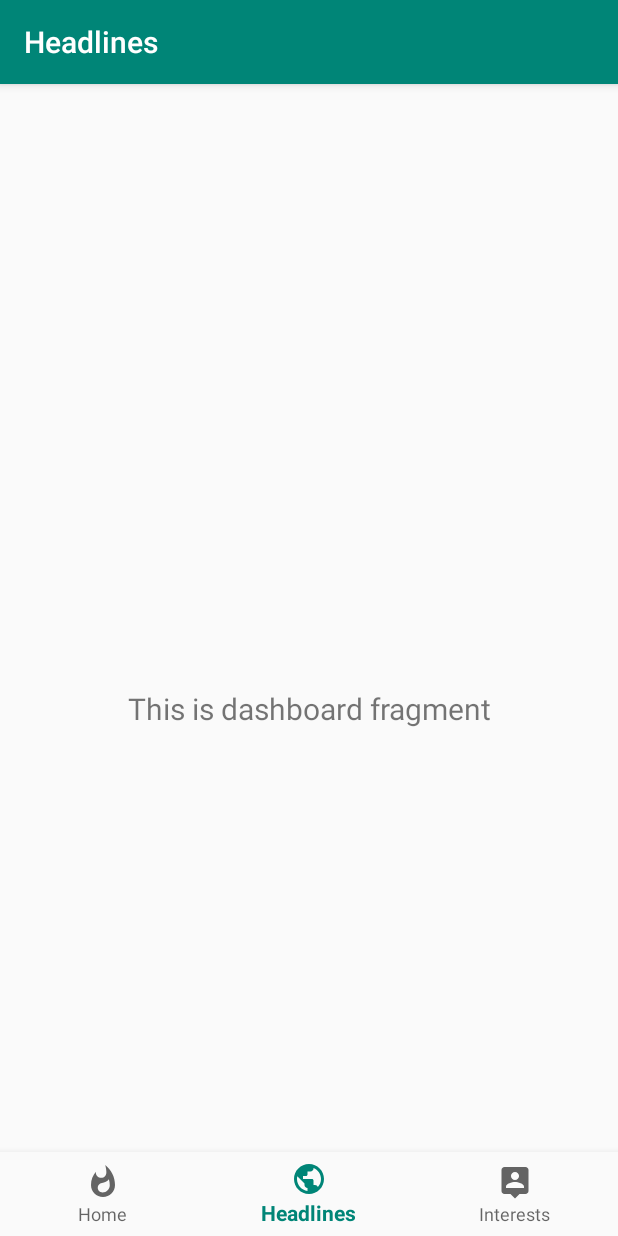
After one commit to shantudas/android-architecture-components-mvvm-retrofit-java, an Android app: the HeadlinesFragment screen opened through its navigation route, on a phone screen of 412 x 824 dp. The commit adds this screen. Run offline under Robolectric (Android 15) with nearby library versions, the phone set to English and light mode, and no system bars; our stand-ins replace navigation-ui.

Commit message:
bottom navigation implemented

```diff
--- a/app/build.gradle
+++ b/app/build.gradle
@@ -34,6 +34,10 @@ dependencies {
     implementation 'com.squareup.retrofit2:converter-gson:2.4.0'
     implementation 'com.google.code.gson:gson:2.8.5'
     implementation "android.arch.lifecycle:extensions:$lifecycle_version"
+    implementation 'com.android.support:design:28.0.0'
+    implementation 'android.arch.navigation:navigation-fragment:1.0.0'
+    implementation 'android.arch.navigation:navigation-ui:1.0.0'
+    implementation 'android.arch.lifecycle:extensions:1.1.1'
     testImplementation 'junit:junit:4.12'
     androidTestImplementation 'com.android.support.test:runner:1.0.2'
     androidTestImplementation 'com.android.support.test.espresso:espresso-core:3.0.2'
--- /dev/null
+++ b/app/src/main/java/com/snipex/shantu/androidarchitecturecomponentsmvvmretrofitwithjava/view/HomeActivity.java
@@ -0,0 +1,31 @@
+package com.snipex.shantu.androidarchitecturecomponentsmvvmretrofitwithjava.view;
+
+import android.os.Bundle;
+import android.support.design.widget.BottomNavigationView;
+import android.support.v7.app.AppCompatActivity;
+
+import androidx.navigation.NavController;
+import androidx.navigation.Navigation;
+import androidx.navigation.ui.AppBarConfiguration;
+import androidx.navigation.ui.NavigationUI;
+
+import com.snipex.shantu.androidarchitecturecomponentsmvvmretrofitwithjava.R;
+
+public class HomeActivity extends AppCompatActivity {
+
+    @Override
+    protected void onCreate(Bundle savedInstanceState) {
+        super.onCreate(savedInstanceState);
+        setContentView(R.layout.activity_home);
+        BottomNavigationView navView = findViewById(R.id.nav_view);
+        // Passing each menu ID as a set of Ids because each
+        // menu should be considered as top level destinations.
+        AppBarConfiguration appBarConfiguration = new AppBarConfiguration.Builder(
+                R.id.navigation_home, R.id.navigation_headlines, R.id.navigation_interests)
+                .build();
+        NavController navController = Navigation.findNavController(this, R.id.nav_host_fragment);
+        NavigationUI.setupActionBarWithNavController(this, navController, appBarConfiguration);
+        NavigationUI.setupWithNavController(navView, navController);
+    }
+
+}
--- /dev/null
+++ b/app/src/main/java/com/snipex/shantu/androidarchitecturecomponentsmvvmretrofitwithjava/view/ui/Headlines/HeadlinesFragment.java
@@ -0,0 +1,35 @@
+package com.snipex.shantu.androidarchitecturecomponentsmvvmretrofitwithjava.view.ui.Headlines;
+
+import android.os.Bundle;
+import android.view.LayoutInflater;
+import android.view.View;
+import android.view.ViewGroup;
+import android.widget.TextView;
+import android.support.annotation.NonNull;
+import android.support.annotation.Nullable;
+import android.support.v4.app.Fragment;
+import android.arch.lifecycle.Observer;
+import android.arch.lifecycle.ViewModelProviders;
+
+import com.snipex.shantu.androidarchitecturecomponentsmvvmretrofitwithjava.R;
+
+
+public class HeadlinesFragment extends Fragment {
+
+    private HeadlinesViewModel dashboardViewModel;
+
+    public View onCreateView(@NonNull LayoutInflater inflater,
+                             ViewGroup container, Bundle savedInstanceState) {
+        dashboardViewModel =
+                ViewModelProviders.of(this).get(HeadlinesViewModel.class);
+        View root = inflater.inflate(R.layout.fragment_dashboard, container, false);
+        final TextView textView = root.findViewById(R.id.text_dashboard);
+        dashboardViewModel.getText().observe(getViewLifecycleOwner(), new Observer<String>() {
+            @Override
+            public void onChanged(@Nullable String s) {
+                textView.setText(s);
+            }
+        });
+        return root;
+    }
+}
--- /dev/null
+++ b/app/src/main/java/com/snipex/shantu/androidarchitecturecomponentsmvvmretrofitwithjava/view/ui/Headlines/HeadlinesViewModel.java
@@ -0,0 +1,19 @@
+package com.snipex.shantu.androidarchitecturecomponentsmvvmretrofitwithjava.view.ui.Headlines;
+
+import android.arch.lifecycle.LiveData;
+import android.arch.lifecycle.MutableLiveData;
+import android.arch.lifecycle.ViewModel;
+
+public class HeadlinesViewModel extends ViewModel {
+
+    private MutableLiveData<String> mText;
+
+    public HeadlinesViewModel() {
+        mText = new MutableLiveData<>();
+        mText.setValue("This is dashboard fragment");
+    }
+
+    public LiveData<String> getText() {
+        return mText;
+    }
+}
--- /dev/null
+++ b/app/src/main/java/com/snipex/shantu/androidarchitecturecomponentsmvvmretrofitwithjava/view/ui/home/HomeFragment.java
@@ -0,0 +1,35 @@
+package com.snipex.shantu.androidarchitecturecomponentsmvvmretrofitwithjava.view.ui.home;
+
+import android.os.Bundle;
+import android.view.LayoutInflater;
+import android.view.View;
+import android.view.ViewGroup;
+import android.widget.TextView;
+import android.support.annotation.NonNull;
+import android.support.annotation.Nullable;
+import android.support.v4.app.Fragment;
+import android.arch.lifecycle.Observer;
+import android.arch.lifecycle.ViewModelProviders;
+
+import com.snipex.shantu.androidarchitecturecomponentsmvvmretrofitwithjava.R;
+
+
+public class HomeFragment extends Fragment {
+
+    private HomeViewModel homeViewModel;
+
+    public View onCreateView(@NonNull LayoutInflater inflater,
+                             ViewGroup container, Bundle savedInstanceState) {
+        homeViewModel =
+                ViewModelProviders.of(this).get(HomeViewModel.class);
+        View root = inflater.inflate(R.layout.fragment_home, container, false);
+        final TextView textView = root.findViewById(R.id.text_home);
+        homeViewModel.getText().observe(getViewLifecycleOwner(), new Observer<String>() {
+            @Override
+            public void onChanged(@Nullable String s) {
+                textView.setText(s);
+            }
+        });
+        return root;
+    }
+}
--- /dev/null
+++ b/app/src/main/java/com/snipex/shantu/androidarchitecturecomponentsmvvmretrofitwithjava/view/ui/home/HomeViewModel.java
@@ -0,0 +1,19 @@
+package com.snipex.shantu.androidarchitecturecomponentsmvvmretrofitwithjava.view.ui.home;
+
+import android.arch.lifecycle.LiveData;
+import android.arch.lifecycle.MutableLiveData;
+import android.arch.lifecycle.ViewModel;
+
+public class HomeViewModel extends ViewModel {
+
+    private MutableLiveData<String> mText;
+
+    public HomeViewModel() {
+        mText = new MutableLiveData<>();
+        mText.setValue("This is home fragment");
+    }
+
+    public LiveData<String> getText() {
+        return mText;
+    }
+}
--- /dev/null
+++ b/app/src/main/res/drawable/ic_person_pin.xml
@@ -0,0 +1,5 @@
+<vector android:height="24dp" android:tint="#FFFFFF"
+    android:viewportHeight="24.0" android:viewportWidth="24.0"
+    android:width="24dp" xmlns:android="http://schemas.android.com/apk/res/android">
+    <path android:fillColor="#FF000000" android:pathData="M19,2L5,2c-1.11,0 -2,0.9 -2,2v14c0,1.1 0.89,2 2,2h4l3,3 3,-3h4c1.1,0 2,-0.9 2,-2L21,4c0,-1.1 -0.9,-2 -2,-2zM12,5.3c1.49,0 2.7,1.21 2.7,2.7 0,1.49 -1.21,2.7 -2.7,2.7 -1.49,0 -2.7,-1.21 -2.7,-2.7 0,-1.49 1.21,-2.7 2.7,-2.7zM18,16L6,16v-0.9c0,-2 4,-3.1 6,-3.1s6,1.1 6,3.1v0.9z"/>
+</vector>
--- /dev/null
+++ b/app/src/main/res/drawable/ic_public.xml
@@ -0,0 +1,5 @@
+<vector android:height="24dp" android:tint="#FFFFFF"
+    android:viewportHeight="24.0" android:viewportWidth="24.0"
+    android:width="24dp" xmlns:android="http://schemas.android.com/apk/res/android">
+    <path android:fillColor="#FF000000" android:pathData="M12,2C6.48,2 2,6.48 2,12s4.48,10 10,10 10,-4.48 10,-10S17.52,2 12,2zM11,19.93c-3.95,-0.49 -7,-3.85 -7,-7.93 0,-0.62 0.08,-1.21 0.21,-1.79L9,15v1c0,1.1 0.9,2 2,2v1.93zM17.9,17.39c-0.26,-0.81 -1,-1.39 -1.9,-1.39h-1v-3c0,-0.55 -0.45,-1 -1,-1L8,12v-2h2c0.55,0 1,-0.45 1,-1L11,7h2c1.1,0 2,-0.9 2,-2v-0.41c2.93,1.19 5,4.06 5,7.41 0,2.08 -0.8,3.97 -2.1,5.39z"/>
+</vector>
--- /dev/null
+++ b/app/src/main/res/drawable/ic_whatshot.xml
@@ -0,0 +1,5 @@
+<vector android:height="24dp" android:tint="#FFFFFF"
+    android:viewportHeight="24.0" android:viewportWidth="24.0"
+    android:width="24dp" xmlns:android="http://schemas.android.com/apk/res/android">
+    <path android:fillColor="#FF000000" android:pathData="M13.5,0.67s0.74,2.65 0.74,4.8c0,2.06 -1.35,3.73 -3.41,3.73 -2.07,0 -3.63,-1.67 -3.63,-3.73l0.03,-0.36C5.21,7.51 4,10.62 4,14c0,4.42 3.58,8 8,8s8,-3.58 8,-8C20,8.61 17.41,3.8 13.5,0.67zM11.71,19c-1.78,0 -3.22,-1.4 -3.22,-3.14 0,-1.62 1.05,-2.76 2.81,-3.12 1.77,-0.36 3.6,-1.21 4.62,-2.58 0.39,1.29 0.59,2.65 0.59,4.04 0,2.65 -2.15,4.8 -4.8,4.8z"/>
+</vector>
--- /dev/null
+++ b/app/src/main/res/layout/activity_home.xml
@@ -0,0 +1,33 @@
+<?xml version="1.0" encoding="utf-8"?>
+<android.support.constraint.ConstraintLayout xmlns:android="http://schemas.android.com/apk/res/android"
+    xmlns:app="http://schemas.android.com/apk/res-auto"
+    android:id="@+id/container"
+    android:layout_width="match_parent"
+    android:layout_height="match_parent"
+    android:paddingTop="?attr/actionBarSize">
+
+    <android.support.design.widget.BottomNavigationView
+        android:id="@+id/nav_view"
+        android:layout_width="0dp"
+        android:layout_height="wrap_content"
+        android:layout_marginStart="0dp"
+        android:layout_marginEnd="0dp"
+        android:background="?android:attr/windowBackground"
+        app:layout_constraintBottom_toBottomOf="parent"
+        app:layout_constraintLeft_toLeftOf="parent"
+        app:layout_constraintRight_toRightOf="parent"
+        app:menu="@menu/bottom_nav_menu" />
+
+    <fragment
+        android:id="@+id/nav_host_fragment"
+        android:name="androidx.navigation.fragment.NavHostFragment"
+        android:layout_width="match_parent"
+        android:layout_height="match_parent"
+        app:defaultNavHost="true"
+        app:layout_constraintBottom_toTopOf="@id/nav_view"
+        app:layout_constraintLeft_toLeftOf="parent"
+        app:layout_constraintRight_toRightOf="parent"
+        app:layout_constraintTop_toTopOf="parent"
+        app:navGraph="@navigation/mobile_navigation" />
+
+</android.support.constraint.ConstraintLayout>
--- /dev/null
+++ b/app/src/main/res/layout/fragment_dashboard.xml
@@ -0,0 +1,22 @@
+<?xml version="1.0" encoding="utf-8"?>
+<android.support.constraint.ConstraintLayout xmlns:android="http://schemas.android.com/apk/res/android"
+    xmlns:app="http://schemas.android.com/apk/res-auto"
+    xmlns:tools="http://schemas.android.com/tools"
+    android:layout_width="match_parent"
+    android:layout_height="match_parent"
+    tools:context=".view.ui.Headlines.HeadlinesFragment">
+
+    <TextView
+        android:id="@+id/text_dashboard"
+        android:layout_width="match_parent"
+        android:layout_height="wrap_content"
+        android:layout_marginStart="8dp"
+        android:layout_marginTop="8dp"
+        android:layout_marginEnd="8dp"
+        android:textAlignment="center"
+        android:textSize="20sp"
+        app:layout_constraintBottom_toBottomOf="parent"
+        app:layout_constraintEnd_toEndOf="parent"
+        app:layout_constraintStart_toStartOf="parent"
+        app:layout_constraintTop_toTopOf="parent" />
+</android.support.constraint.ConstraintLayout>
--- /dev/null
+++ b/app/src/main/res/menu/bottom_nav_menu.xml
@@ -0,0 +1,19 @@
+<?xml version="1.0" encoding="utf-8"?>
+<menu xmlns:android="http://schemas.android.com/apk/res/android">
+
+    <item
+        android:id="@+id/navigation_home"
+        android:icon="@drawable/ic_whatshot"
+        android:title="@string/title_home" />
+
+    <item
+        android:id="@+id/navigation_headlines"
+        android:icon="@drawable/ic_public"
+        android:title="@string/title_headlines" />
+
+    <item
+        android:id="@+id/navigation_interests"
+        android:icon="@drawable/ic_person_pin"
+        android:title="@string/title_interests" />
+
+</menu>
--- /dev/null
+++ b/app/src/main/res/navigation/mobile_navigation.xml
@@ -0,0 +1,25 @@
+<?xml version="1.0" encoding="utf-8"?>
+<navigation xmlns:android="http://schemas.android.com/apk/res/android"
+    xmlns:app="http://schemas.android.com/apk/res-auto"
+    xmlns:tools="http://schemas.android.com/tools"
+    android:id="@+id/mobile_navigation"
+    app:startDestination="@+id/navigation_home">
+
+    <fragment
+        android:id="@+id/navigation_home"
+        android:name="com.snipex.shantu.androidarchitecturecomponentsmvvmretrofitwithjava.view.ui.home.HomeFragment"
+        android:label="@string/title_home"
+        tools:layout="@layout/fragment_home" />
+
+    <fragment
+        android:id="@+id/navigation_headlines"
+        android:name="com.snipex.shantu.androidarchitecturecomponentsmvvmretrofitwithjava.view.ui.Headlines.HeadlinesFragment"
+        android:label="@string/title_headlines"
+        tools:layout="@layout/fragment_dashboard" />
+
+    <fragment
+        android:id="@+id/navigation_interests"
+        android:name="com.snipex.shantu.androidarchitecturecomponentsmvvmretrofitwithjava.view.ui.interests.InterestsFragment"
+        android:label="@string/title_interests"
+        tools:layout="@layout/fragment_notifications" />
+</navigation>
--- /dev/null
+++ b/app/src/main/res/values/dimens.xml
@@ -0,0 +1,5 @@
+<resources>
+    <!-- Default screen margins, per the Android Design guidelines. -->
+    <dimen name="activity_horizontal_margin">16dp</dimen>
+    <dimen name="activity_vertical_margin">16dp</dimen>
+</resources>
--- a/app/src/main/res/values/strings.xml
+++ b/app/src/main/res/values/strings.xml
@@ -1,3 +1,7 @@
 <resources>
-    <string name="app_name">AAC-MVVM-RETROFIT-JAVA</string>
+    <string name="app_name">aac-java</string>
+    <string name="title_activity_home">HomeActivity</string>
+    <string name="title_home">Home</string>
+    <string name="title_headlines">Headlines</string>
+    <string name="title_interests">Interests</string>
 </resources>
```
Also changed, not shown: app/src/main/AndroidManifest.xml (+6 -1 lines), app/src/main/java/com/snipex/shantu/androidarchitecturecomponentsmvvmretrofitwithjava/view/ui/interests/InterestsFragment.java (added, +35 -0 lines), app/src/main/java/com/snipex/shantu/androidarchitecturecomponentsmvvmretrofitwithjava/view/ui/interests/InterestsViewModel.java (added, +19 -0 lines), app/src/main/res/layout/fragment_home.xml (added, +22 -0 lines), app/src/main/res/layout/fragment_notifications.xml (added, +22 -0 lines).
